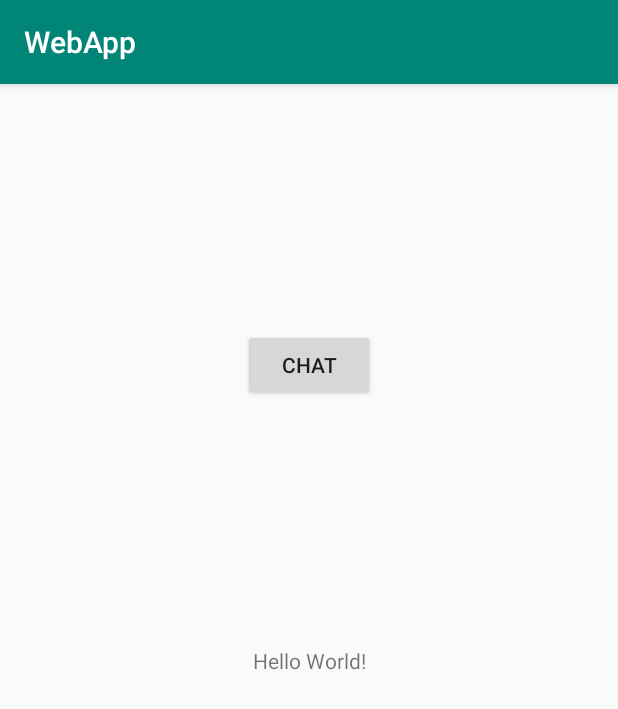
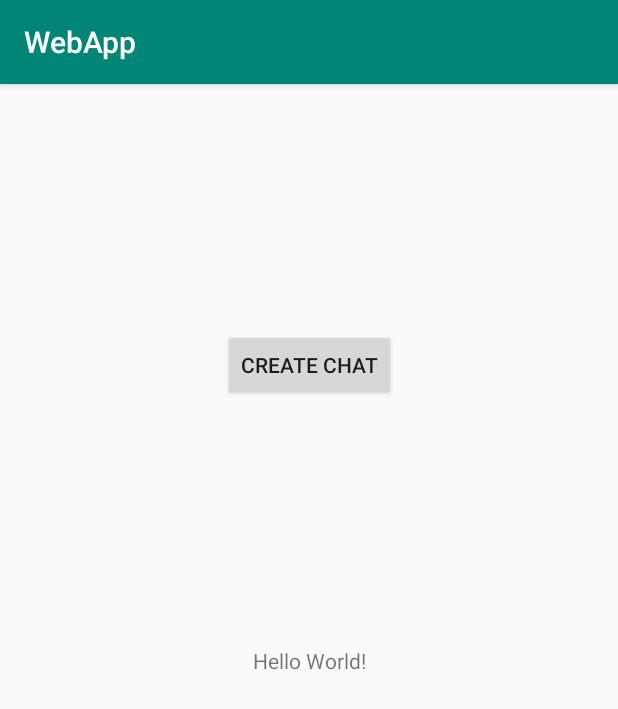
Before and after one commit to NSuprotivniy/yet_another_messanger, an Android app: the screen it shows after launch (MainActivity), on a phone screen of 412 x 824 dp. Shown: the top 709 px of the screen. Run offline under Robolectric (Android 15) with nearby library versions, the phone set to English and light mode, and no system bars; our stand-ins replace Volley.

Commit message:
Добавил файл слоя для меню и изменил тип запроса.

```diff
--- a/androidapp/app/src/main/res/layout/activity_main.xml
+++ b/androidapp/app/src/main/res/layout/activity_main.xml
@@ -25,7 +25,7 @@
         android:layout_marginTop="154dp"
         android:layout_marginEnd="162dp"
         android:layout_marginBottom="154dp"
-        android:text="Chat"
+        android:text="Create chat"
         app:layout_constraintBottom_toTopOf="@+id/textView"
         app:layout_constraintEnd_toEndOf="parent"
         app:layout_constraintStart_toStartOf="parent"
--- /dev/null
+++ b/androidapp/app/src/main/res/layout/create_chat_name.xml
@@ -0,0 +1,5 @@
+<?xml version="1.0" encoding="utf-8"?>
+<RelativeLayout xmlns:android="http://schemas.android.com/apk/res/android"
+    android:layout_width="match_parent" android:layout_height="match_parent">
+
+</RelativeLayout>
```
Also changed, not shown: androidapp/app/src/main/java/com/example/webapp/MainActivity.java (+5 -4 lines).
